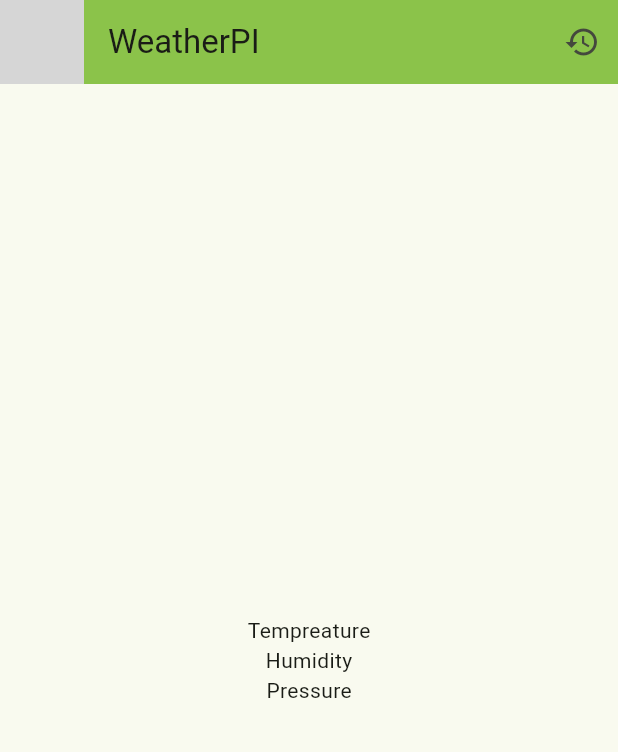
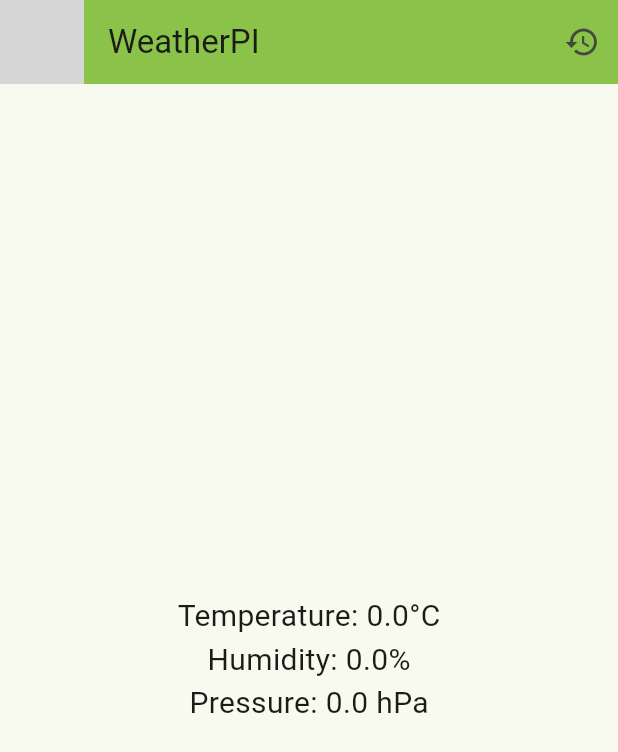
Before and after one commit to MCBurgerHD/weatherpi, a Flutter app: the screen it shows after launch, on a phone screen of 412 x 824 dp. Shown: the top 752 px of the screen. Run offline on Flutter 3.47's test engine with Material 3 defaults, Android fonts, the phone set to English and light mode, and no system bars; missing offline and left inert: dart:html; network calls fail; grey boxes are pictures that could not be loaded.

Commit message:
alles bis auf Live Daten funktioniert

```diff
--- a/lib/domain/data.dart
+++ b/lib/domain/data.dart
@@ -1,15 +1,27 @@
+import 'dart:html';
+
 class Data {
   late String time; // yyyy-MM-dd hh:mm:ss
   late double temperature;
   late double humidity;
   late double pressure;
+  late String direction;
 
   Data({
     required this.time,
     required this.temperature,
     required this.humidity,
     required this.pressure,
+    required this.direction,
   });
+
+  Data.defaultData() {
+    time = DateTime.now().toString();
+    temperature = 0;
+    humidity = 0;
+    pressure = 0;
+    direction = "";
+  }
 
   Map<String, dynamic> toJson() {
     return {
@@ -17,6 +29,7 @@ class Data {
       'temperature': temperature,
       'humidity': humidity,
       'pressure': pressure,
+      'direction': direction,
     };
   }
 
@@ -27,6 +40,7 @@ class Data {
       'temperature': $temperature,
       'humidity': $humidity,
       'pressure': $pressure,
+      'direction': $direction,
     }""";
   }
 
@@ -35,7 +49,8 @@ class Data {
       time: jsonMap['time'],
       temperature: jsonMap['temperature'],
       humidity: jsonMap['humidity'],
-      pressure: jsonMap['time'],
+      pressure: jsonMap['pressure'],
+      direction: jsonMap['direction'],
     );
   }
 
--- a/lib/pages/data.dart
+++ b/lib/pages/data.dart
@@ -38,6 +38,10 @@ class _DataPageState extends State<DataPage> {
               'Pressure: ${data.pressure} hPa',
                 style: const TextStyle(fontSize: 20),
             ),
+            Text(
+              'Direction: ${data.direction}',
+              style: const TextStyle(fontSize: 20),
+            ),
           ],
         ),
       ),
--- a/lib/pages/home.dart
+++ b/lib/pages/home.dart
@@ -13,18 +13,16 @@ class Home extends StatefulWidget {
 class _HomeState extends State<Home> {
 
   late DateTime dateTime;
-  late Data data;
+  late Data data = Data.defaultData();
   DataService dataService = DataService();
 
-    /*@override
-    Future<void> initState() async {
-      super.initState();
-      dateTime = DateTime.now();
-      data = await DataService().getData(dateTime);
-    }*/
+  Future<void> getData(uid) async {
+    data = await DataService().getData(uid);
+  }
 
     @override
     Widget build(BuildContext context) {
+    getData(DateTime.now());
       return Scaffold(
         appBar: AppBar(
           leading: Image.asset("weatherPI.jpeg"),
@@ -36,24 +34,21 @@ class _HomeState extends State<Home> {
             }, icon: const Icon(Icons.history))
           ],
         ),
-        body: const Center(
+        body: Center(
           child: Column(
             mainAxisAlignment: MainAxisAlignment.center,
             children: <Widget>[
               Text(
-                /*'Temperature: ${data.temperature}°C',
-                style: const TextStyle(fontSize: 20),*/
-                "Tempreature"
+                'Temperature: ${data.temperature}°C',
+                style: const TextStyle(fontSize: 20),
               ),
               Text(
-                /*'Humidity: ${data.humidity}%',
-                style: const TextStyle(fontSize: 20),*/
-                "Humidity"
+                'Humidity: ${data.humidity}%',
+                style: const TextStyle(fontSize: 20),
               ),
               Text(
-                /*'Pressure: ${data.pressure} hPa',
-                style: const TextStyle(fontSize: 20),*/
-                "Pressure"
+                'Pressure: ${data.pressure} hPa',
+                style: const TextStyle(fontSize: 20),
               ),
             ],
           ),
--- a/pubspec.yaml
+++ b/pubspec.yaml
@@ -33,10 +33,10 @@ dependencies:
   http: ^0.13.6
   provider: any
 
-
   # The following adds the Cupertino Icons font to your application.
   # Use with the CupertinoIcons class for iOS style icons.
   cupertino_icons: ^1.0.2
+  mqtt_client: ^10.2.1
 
 dev_dependencies:
   flutter_test:
```
Also changed, not shown: lib/pages/history.dart (+4 -4 lines), pubspec.lock, 1 other file.
